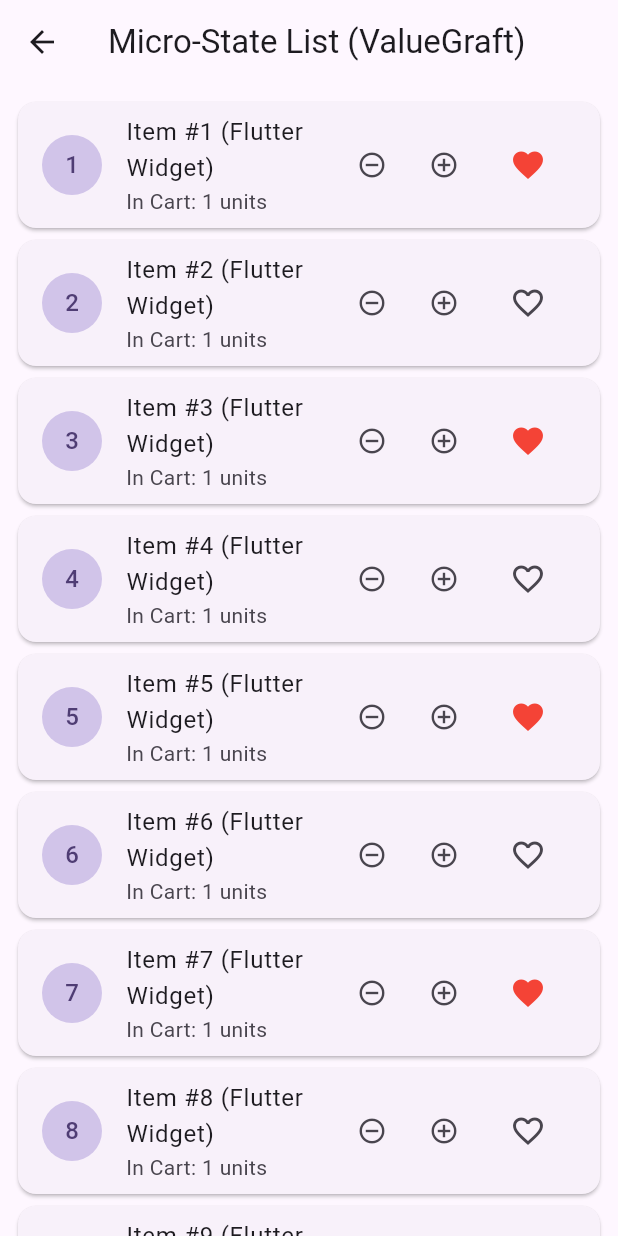
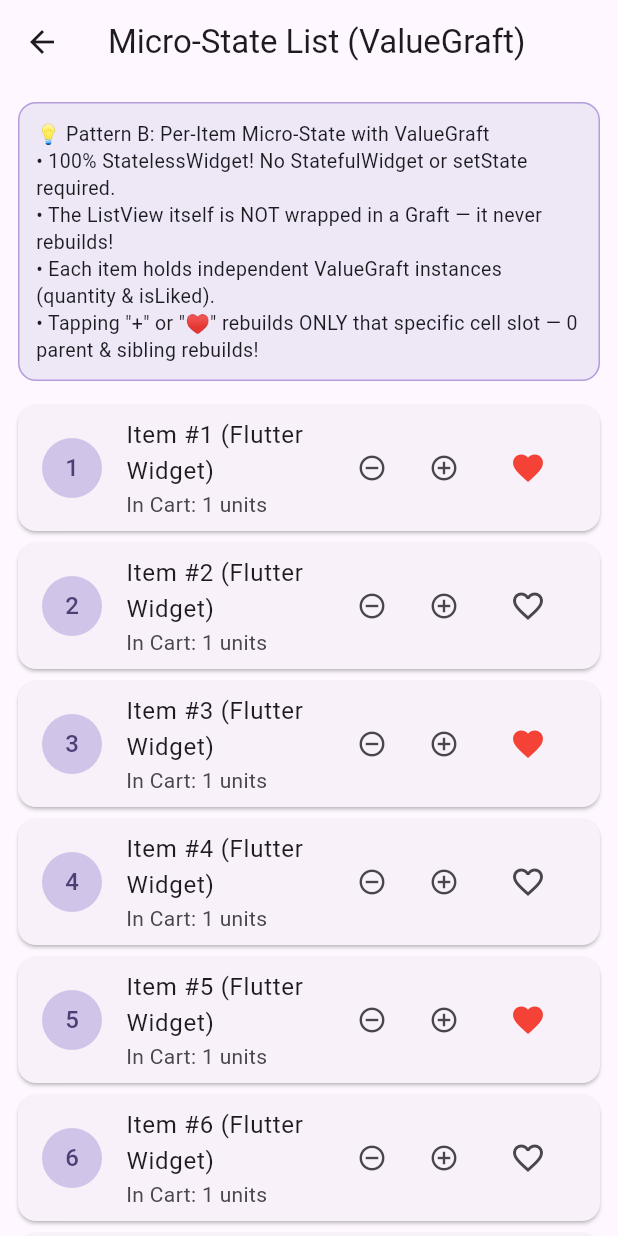
Before and after one commit to kmmuzahid/template_cubit, a Flutter app: the ValueGraftListScreen screen opened directly, on a phone screen of 412 x 824 dp. Run offline on Flutter 3.47's test engine with Material 3 defaults, Android fonts, the phone set to English and light mode, and no system bars; our stand-ins replace auto_route, flutter_bloc, get_it, material_ui; missing offline and left inert: core_kit.

Commit message:
refactor(example): convert ValueGraftListScreen to 100% StatelessWidget with ProductCatalogGraft

```diff
--- a/lib/features/splash/screens/splash_screen.dart
+++ b/lib/features/splash/screens/splash_screen.dart
@@ -109,7 +109,7 @@
                     Row(mainAxisSize: MainAxisSize.min, children: children),
                 (counterState) => [
                   Text(
-                    'Counter: ${counterState.count} ${state.name}',
+                    'Counter: ${counterState.count}',
                     style: const TextStyle(
                       color: Colors.black,
                       fontWeight: FontWeight.bold,
--- a/packages/graft/example/lib/main.dart
+++ b/packages/graft/example/lib/main.dart
@@ -125,6 +125,30 @@
         quantity = ValueGraft<int>(count);
 }
 
+class ProductCatalogState extends GraftState {
+  final List<ProductItem> products;
+  ProductCatalogState({required this.products});
+}
+
+class ProductCatalogGraft extends Graft<ProductCatalogState> {
+  ProductCatalogGraft()
+      : super(ProductCatalogState(
+          products: List.generate(
+            25,
+            (i) => ProductItem(title: 'Item #${i + 1} (Flutter Widget)', liked: i % 2 == 0),
+          ),
+        ));
+
+  @override
+  void dispose() {
+    for (final p in state.products) {
+      p.isLiked.dispose();
+      p.quantity.dispose();
+    }
+    super.dispose();
+  }
+}
+
 // -----------------------------------------------------------------------------
 // Pattern C Models: Independent Counter Graft for Multi-Graft Composition
 // -----------------------------------------------------------------------------
@@ -167,6 +191,7 @@
   // 2. Register Graft factories in DI:
   GraftRegistry.register(UserGraft.new);
   GraftRegistry.register(TaskListGraft.new);
+  GraftRegistry.register(ProductCatalogGraft.new);
   GraftRegistry.register(LiveCounterGraft.new);
 
   runApp(const GraftExampleApp());
@@ -580,8 +605,31 @@
           ),
         ],
       ),
-      body: graft.slot((s) => ListView.builder(
-        padding: const EdgeInsets.all(8),
+      body: Column(
+        children: [
+          // Pattern A Explanation Card
+          Card(
+            margin: const EdgeInsets.all(12),
+            color: Colors.teal.shade50,
+            elevation: 0,
+            shape: RoundedRectangleBorder(
+              borderRadius: BorderRadius.circular(12),
+              side: BorderSide(color: Colors.teal.shade200),
+            ),
+            child: const Padding(
+              padding: EdgeInsets.all(12),
+              child: Text(
+                '💡 Pattern A: Single State List (Standard BLoC/Provider style)\n'
+                '• The entire list shares one TaskListGraft.\n'
+                '• Toggling a task updates state and rebuilds the ListView slot.\n'
+                '• Compare with Pattern B (Screen 5) where only individual item cells rebuild!',
+                style: TextStyle(fontSize: 13, height: 1.4),
+              ),
+            ),
+          ),
+          Expanded(
+            child: graft.slot((s) => ListView.builder(
+              padding: const EdgeInsets.symmetric(horizontal: 8),
               itemCount: s.tasks.length,
               itemBuilder: (context, index) {
                 final task = s.tasks[index];
@@ -606,6 +654,9 @@
                 );
               },
             )),
+          ),
+        ],
+      ),
     );
   }
 }
@@ -614,31 +665,47 @@
 // 8. SCREEN 5: MICRO-STATE LISTVIEW (With ValueGraft per item)
 // =============================================================================
 
-class ValueGraftListScreen extends StatefulWidget {
+class ValueGraftListScreen extends StatelessWidget {
   const ValueGraftListScreen({super.key});
 
   @override
-  State<ValueGraftListScreen> createState() => _ValueGraftListScreenState();
-}
+  Widget build(BuildContext context) {
+    // 💥 100% Stateless: Borrow or create route-scoped catalog Graft:
+    final catalog = context.use<ProductCatalogGraft>();
 
-class _ValueGraftListScreenState extends State<ValueGraftListScreen> {
-  // Each product holds its own independent ValueGraft instances:
-  final List<ProductItem> products = List.generate(
-    25,
-    (i) => ProductItem(title: 'Item #${i + 1} (Flutter Widget)', liked: i % 2 == 0),
-  );
-
-  @override
-  Widget build(BuildContext context) {
     return Scaffold(
       appBar: AppBar(
         title: const Text('Micro-State List (ValueGraft)'),
       ),
-      body: ListView.builder(
-        padding: const EdgeInsets.all(8),
-        itemCount: products.length,
+      body: Column(
+        children: [
+          // Pattern B Explanation Card
+          Card(
+            margin: const EdgeInsets.all(12),
+            color: Colors.deepPurple.shade50,
+            elevation: 0,
+            shape: RoundedRectangleBorder(
+              borderRadius: BorderRadius.circular(12),
+              side: BorderSide(color: Colors.deepPurple.shade200),
+            ),
+            child: const Padding(
+              padding: EdgeInsets.all(12),
+              child: Text(
+                '💡 Pattern B: Per-Item Micro-State with ValueGraft\n'
+                '• 100% StatelessWidget! No StatefulWidget or setState required.\n'
+                '• The ListView itself is NOT wrapped in a Graft — it never rebuilds!\n'
+                '• Each item holds independent ValueGraft instances (quantity & isLiked).\n'
+                '• Tapping "+" or "♥" rebuilds ONLY that specific cell slot — 0 parent & sibling rebuilds!',
+                style: TextStyle(fontSize: 13, height: 1.4),
+              ),
+            ),
+          ),
+          Expanded(
+            child: ListView.builder(
+              padding: const EdgeInsets.symmetric(horizontal: 8),
+              itemCount: catalog.state.products.length,
               itemBuilder: (context, index) {
-          final product = products[index];
+                final product = catalog.state.products[index];
 
                 return Card(
                   child: ListTile(
@@ -682,6 +749,9 @@
                   ),
                 );
               },
+            ),
+          ),
+        ],
       ),
     );
   }
@@ -729,9 +799,9 @@
                 padding: EdgeInsets.all(12),
                 child: Text(
                   '💡 How it works:\n'
-                  '• Tapping "Change Name" rebuilds ONLY the name text. The amber Counter container below stays at 0 rebuilds!\n'
-                  '• Tapping "+1" rebuilds ONLY the counter text. The parent User card stays at 0 rebuilds!\n'
-                  '• Both Grafts are independent controllers with 100% mutual isolation.',
+                  '• Tapping "Change Name" updates ONLY the parent User Card slot. The amber Counter container below stays at 0 rebuilds!\n'
+                  '• Tapping "+1" updates ONLY the counter text slot. The parent User Card stays at 0 rebuilds!\n'
+                  '• Both Grafts are independent controllers with 100% mutual rebuild isolation.',
                   style: TextStyle(fontSize: 13, height: 1.4),
                 ),
               ),
```
Lines whose indentation alone changed are shown as unchanged.
